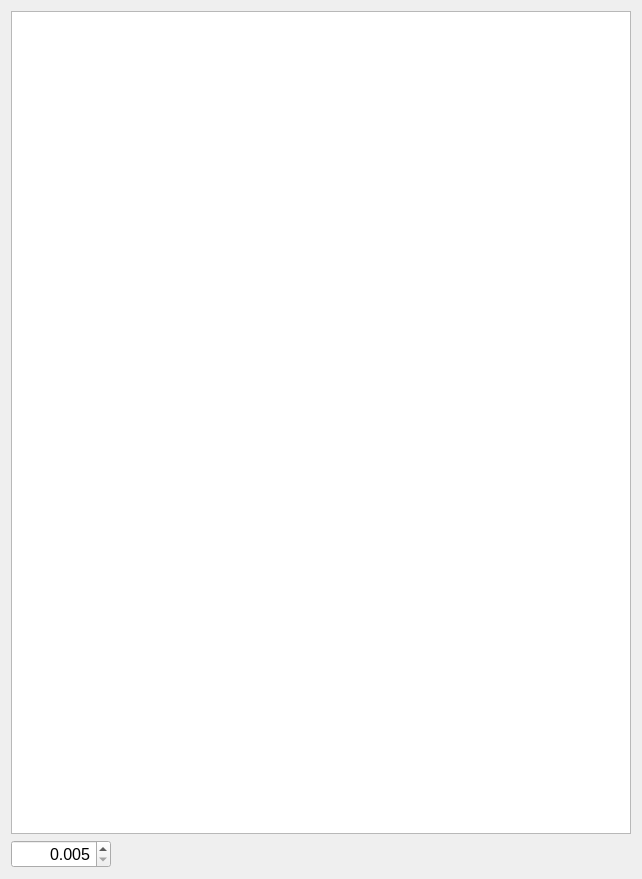
First picture: the form in mesoSPIM/gui/mesoSPIM_Tile_Overview.ui, repository mesoSPIM/mesoSPIM-control, before the edit.
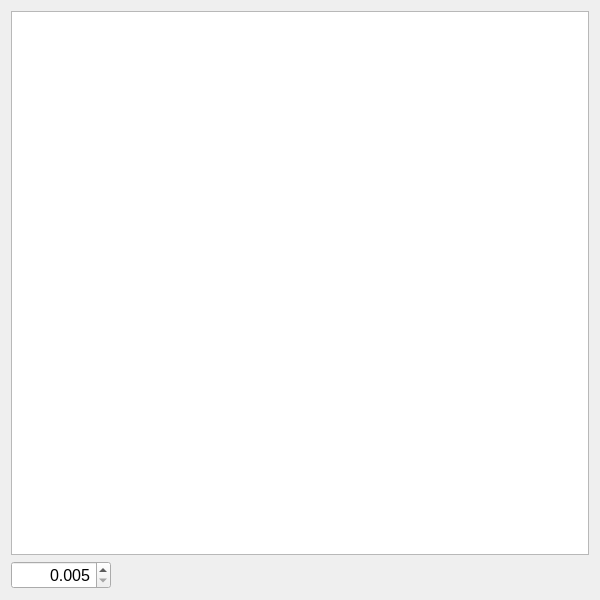
Second picture: the form after the edit.

Patch:
```diff
--- a/mesoSPIM/gui/mesoSPIM_Tile_Overview.ui
+++ b/mesoSPIM/gui/mesoSPIM_Tile_Overview.ui
@@ -6,8 +6,8 @@
    <rect>
     <x>0</x>
     <y>0</y>
-    <width>642</width>
-    <height>879</height>
+    <width>600</width>
+    <height>600</height>
    </rect>
   </property>
   <property name="sizePolicy">
```
